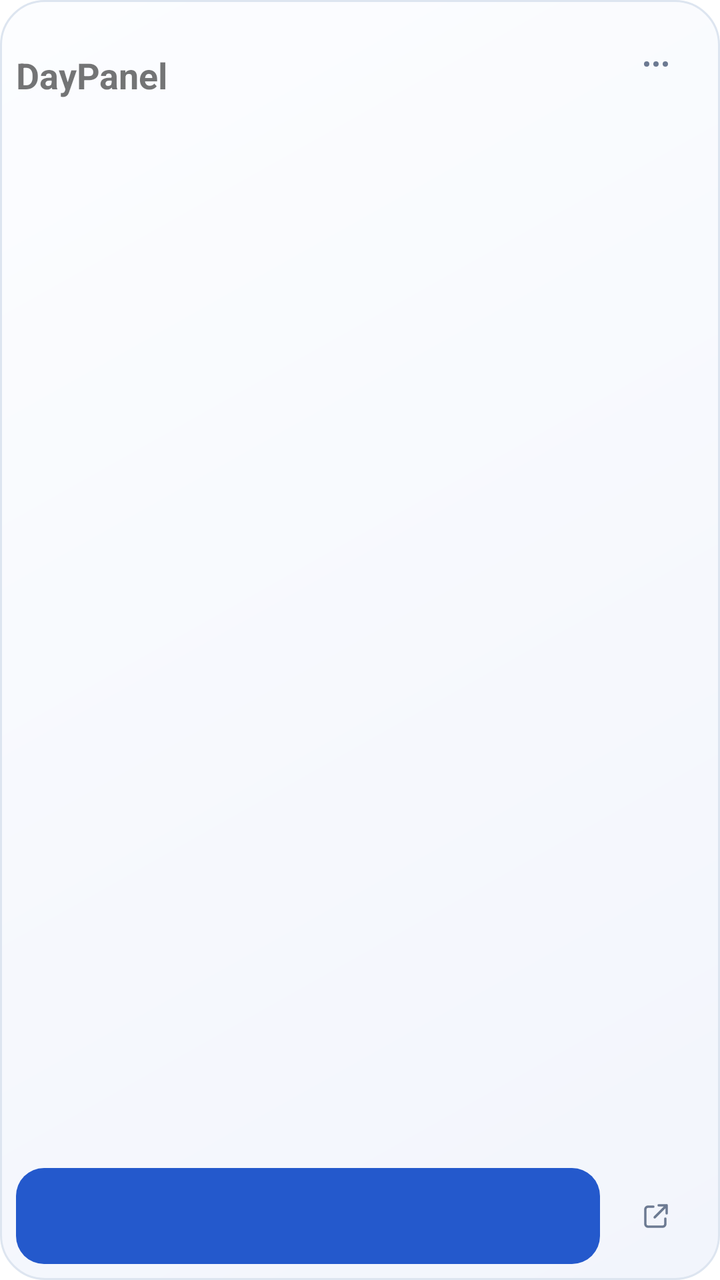
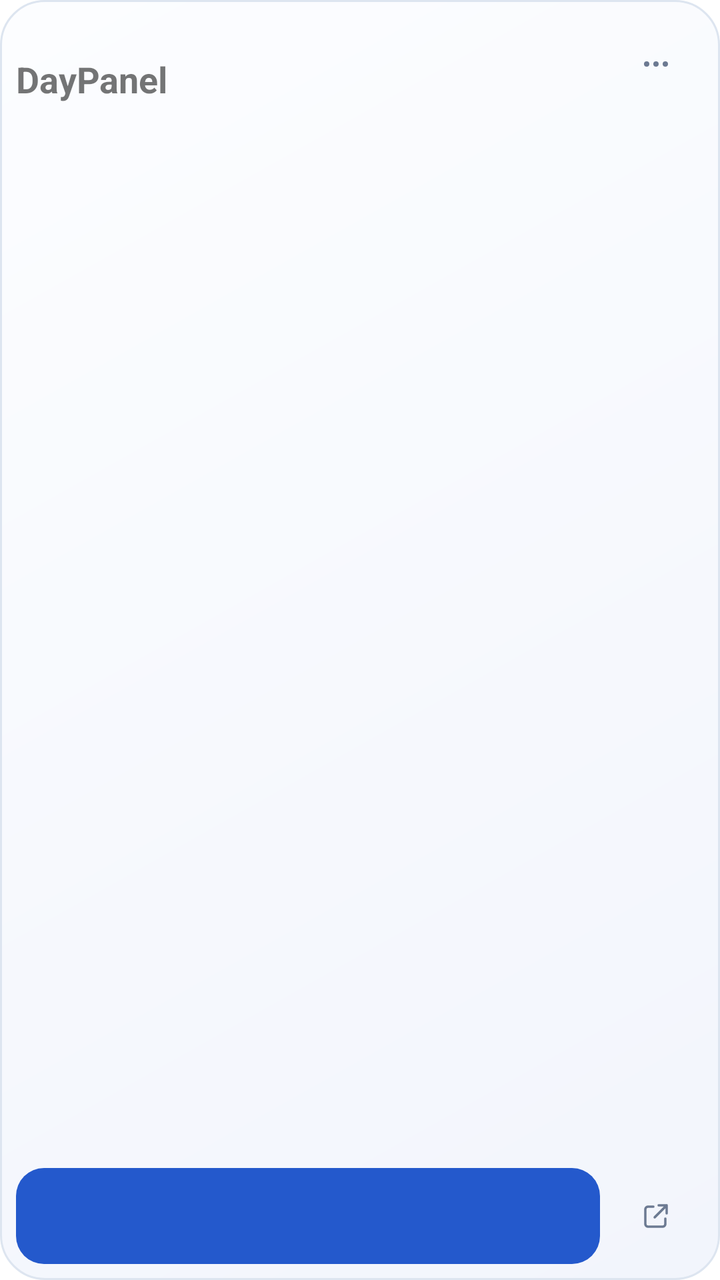

Compare the two renders of this Android layout. The source of the first and the diff that turns it into the second are given below.
<!-- AndroidManifest.xml: fallback theme Theme.MaterialComponents.DayNight.NoActionBar -->
<!-- res/layout/daypanel_widget_compact.xml -->
<LinearLayout xmlns:android="http://schemas.android.com/apk/res/android"
    android:id="@+id/widget_root" android:layout_width="match_parent" android:layout_height="match_parent"
    android:orientation="vertical" android:padding="8dp" android:background="@drawable/widget_light">
    <LinearLayout android:layout_width="match_parent" android:layout_height="48dp" android:orientation="horizontal" android:gravity="center_vertical">
        <ImageView android:id="@+id/widget_icon" android:layout_width="24dp" android:layout_height="24dp" android:layout_marginEnd="6dp" android:importantForAccessibility="no" android:visibility="gone" />
        <LinearLayout android:id="@+id/widget_heading" android:layout_width="0dp" android:layout_weight="1" android:layout_height="match_parent" android:orientation="vertical" android:gravity="center_vertical">
            <TextView android:id="@+id/widget_date" android:layout_width="match_parent" android:layout_height="16dp" android:autoSizeTextType="uniform" android:autoSizeMinTextSize="8sp" android:autoSizeMaxTextSize="11sp" android:autoSizeStepGranularity="1sp" android:textSize="10sp" android:maxLines="1" android:ellipsize="end" android:includeFontPadding="false" />
            <TextView android:id="@+id/widget_title" android:layout_width="match_parent" android:layout_height="26dp" android:autoSizeTextType="uniform" android:autoSizeMinTextSize="10sp" android:autoSizeMaxTextSize="18sp" android:autoSizeStepGranularity="1sp" android:layout_marginTop="2dp" android:text="DayPanel" android:textSize="16sp" android:textStyle="bold" android:maxLines="1" android:ellipsize="end" android:includeFontPadding="false" />
        </LinearLayout>
        <ImageView android:id="@+id/widget_settings" android:layout_width="48dp" android:layout_height="48dp" android:padding="16dp" android:src="@drawable/widget_more" android:background="@drawable/widget_setting" />
    </LinearLayout>
    <LinearLayout android:id="@+id/widget_content" android:layout_width="match_parent" android:layout_height="0dp" android:layout_weight="1" android:orientation="vertical" android:gravity="center_vertical">
        <TextView android:id="@+id/widget_state" android:layout_width="match_parent" android:layout_height="0dp" android:layout_weight="1" android:gravity="center_vertical" android:autoSizeTextType="uniform" android:autoSizeMinTextSize="10sp" android:autoSizeMaxTextSize="20sp" android:autoSizeStepGranularity="1sp" android:textSize="16sp" android:textStyle="bold" android:maxLines="1" android:ellipsize="end" android:includeFontPadding="false" />
        <TextView android:id="@+id/widget_hint" android:layout_width="match_parent" android:layout_height="18dp" android:autoSizeTextType="uniform" android:autoSizeMinTextSize="9sp" android:autoSizeMaxTextSize="12sp" android:autoSizeStepGranularity="1sp" android:textSize="11sp" android:layout_marginTop="4dp" android:maxLines="1" android:ellipsize="end" android:includeFontPadding="false" android:visibility="gone" />
        <ImageView android:id="@+id/widget_progress" android:layout_width="match_parent" android:layout_height="3dp" android:layout_marginTop="5dp" android:scaleType="fitXY" android:importantForAccessibility="no" android:visibility="gone" />
    </LinearLayout>
    <LinearLayout android:layout_width="match_parent" android:layout_height="48dp" android:orientation="horizontal" android:gravity="center_vertical">
        <TextView android:id="@+id/widget_action" android:autoSizeTextType="uniform" android:autoSizeMinTextSize="10sp" android:autoSizeMaxTextSize="14sp" android:autoSizeStepGranularity="1sp" android:layout_width="0dp" android:layout_weight="1" android:layout_height="match_parent" android:gravity="center" android:paddingStart="4dp" android:paddingEnd="4dp" android:textSize="13sp" android:textStyle="bold" android:textColor="#FFFFFF" android:maxLines="1" android:ellipsize="end" android:background="@drawable/widget_action" />
        <ImageView android:id="@+id/widget_details" android:layout_width="48dp" android:layout_height="48dp" android:layout_marginStart="4dp" android:padding="16dp" android:src="@drawable/widget_open" android:background="@drawable/widget_setting" />
    </LinearLayout>
</LinearLayout>
<!-- resources referenced by this layout -->
<resources>
  <!-- drawable widget_action (drawable) -->
  <shape xmlns:android="http://schemas.android.com/apk/res/android">
      <gradient android:startColor="#2459CC" android:endColor="#2459CC" android:angle="315" /><corners android:radius="14dp" />
  </shape>
  <!-- drawable widget_light (drawable) -->
  <shape xmlns:android="http://schemas.android.com/apk/res/android">
      <gradient android:startColor="#FCFDFF" android:endColor="#F2F5FC" android:angle="315" />
      <corners android:radius="22dp" /><stroke android:width="1dp" android:color="#DDE5F0" />
  </shape>
  <!-- drawable widget_more (drawable) -->
  <vector xmlns:android="http://schemas.android.com/apk/res/android" android:width="20dp" android:height="20dp" android:viewportWidth="24" android:viewportHeight="24">
      <path android:fillColor="#6C7A92" android:pathData="M5,10a2,2 0,1 0,0 4a2,2 0,1 0,0 -4M12,10a2,2 0,1 0,0 4a2,2 0,1 0,0 -4M19,10a2,2 0,1 0,0 4a2,2 0,1 0,0 -4" />
  </vector>
  <!-- drawable widget_open (drawable) -->
  <vector xmlns:android="http://schemas.android.com/apk/res/android" android:width="20dp" android:height="20dp" android:viewportWidth="24" android:viewportHeight="24">
      <path android:fillColor="#00000000" android:strokeColor="#6C7A92" android:strokeWidth="1.8" android:strokeLineCap="round" android:strokeLineJoin="round" android:pathData="M14,4H20V10M20,4L11,13M10,5H6A2,2 0,0 0,4 7V18A2,2 0,0 0,6 20H17A2,2 0,0 0,19 18V14" />
  </vector>
  <!-- drawable widget_setting (drawable) -->
  <shape xmlns:android="http://schemas.android.com/apk/res/android"><solid android:color="#00000000" /><corners android:radius="14dp" /></shape>
</resources>

<!-- the commit's change to res/layout/daypanel_widget_compact.xml (unified diff, before → after) -->
@@ -4,7 +4,7 @@
     <LinearLayout android:layout_width="match_parent" android:layout_height="48dp" android:orientation="horizontal" android:gravity="center_vertical">
         <ImageView android:id="@+id/widget_icon" android:layout_width="24dp" android:layout_height="24dp" android:layout_marginEnd="6dp" android:importantForAccessibility="no" android:visibility="gone" />
         <LinearLayout android:id="@+id/widget_heading" android:layout_width="0dp" android:layout_weight="1" android:layout_height="match_parent" android:orientation="vertical" android:gravity="center_vertical">
-            <TextView android:id="@+id/widget_date" android:layout_width="match_parent" android:layout_height="16dp" android:autoSizeTextType="uniform" android:autoSizeMinTextSize="8sp" android:autoSizeMaxTextSize="11sp" android:autoSizeStepGranularity="1sp" android:textSize="10sp" android:maxLines="1" android:ellipsize="end" android:includeFontPadding="false" />
+            <TextView android:id="@+id/widget_date" android:layout_width="match_parent" android:layout_height="20dp" android:autoSizeTextType="uniform" android:autoSizeMinTextSize="8sp" android:autoSizeMaxTextSize="11sp" android:autoSizeStepGranularity="1sp" android:textSize="10sp" android:maxLines="1" android:ellipsize="end" android:includeFontPadding="false" />
             <TextView android:id="@+id/widget_title" android:layout_width="match_parent" android:layout_height="26dp" android:autoSizeTextType="uniform" android:autoSizeMinTextSize="10sp" android:autoSizeMaxTextSize="18sp" android:autoSizeStepGranularity="1sp" android:layout_marginTop="2dp" android:text="DayPanel" android:textSize="16sp" android:textStyle="bold" android:maxLines="1" android:ellipsize="end" android:includeFontPadding="false" />
         </LinearLayout>
         <ImageView android:id="@+id/widget_settings" android:layout_width="48dp" android:layout_height="48dp" android:padding="16dp" android:src="@drawable/widget_more" android:background="@drawable/widget_setting" />
